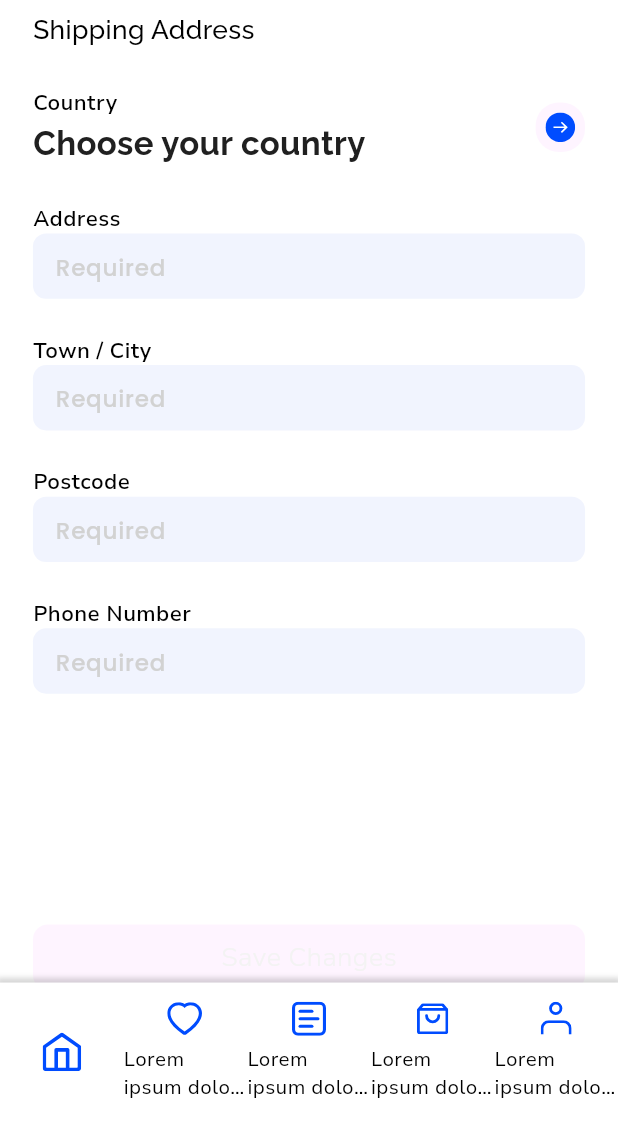
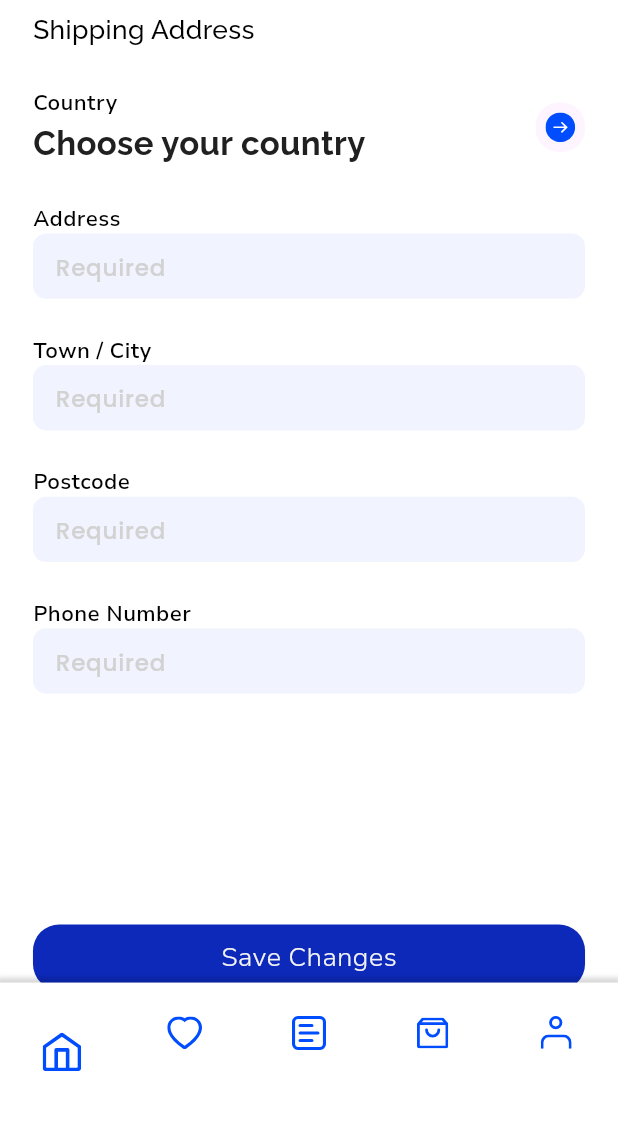
Before and after one commit to hoailuong123/AlamodeApp, a Flutter app: the ShippingAddressScreen screen opened by its route, on a phone screen of 412 x 824 dp, the part 115-1236 px from its top. Run offline on Flutter 3.47's test engine with Material 3 defaults, Android fonts, the phone set to English and light mode, and no system bars; our stand-ins replace cached_network_image, connectivity_plus, flutter_rating_bar, flutter_svg, pin_code_fields; missing offline and left inert: country_pickers.

Commit message:
fix and update custom

```diff
--- a/lib/presentation/shipping_address_screen/shipping_address_screen.dart
+++ b/lib/presentation/shipping_address_screen/shipping_address_screen.dart
@@ -55,8 +55,8 @@ class ShippingAddressScreen extends StatelessWidget {
                   SizedBox(height: 140.h),
                   CustomElevatedButton(
                     height: 40.h,
-                    width: double.maxFinite,
                     text: "Save Changes",
+                    buttonStyle: CustomButtonStyles.fillPrimary,
                     onPressed: () {
                       // todo: implement save functionality
                     },
--- a/lib/theme/custom_text_style.dart
+++ b/lib/theme/custom_text_style.dart
@@ -22,8 +22,7 @@ extension on TextStyle {
 }
 
 class CustomTextStyles {
-  static TextStyle get titleLarge20 =>
-      theme.textTheme.titleLarge!.copyWith(
+  static TextStyle get titleLarge20 => theme.textTheme.titleLarge!.copyWith(
         fontSize: 20.fSize,
       );
   static TextStyle get titleMediumIndigo200 =>
@@ -44,11 +43,24 @@ class CustomTextStyles {
         fontSize: 16.fSize,
         fontWeight: FontWeight.w500,
       );
+  static TextStyle get titleMediumBlack900Medium_2 =>
+      theme.textTheme.titleMedium!.copyWith(
+        color: appTheme.black900,
+        fontWeight: FontWeight.w500,
+      );
+
   static TextStyle get titleMediumGray400 =>
       theme.textTheme.titleMedium!.copyWith(
         color: appTheme.gray400,
         fontSize: 16.fSize,
         fontWeight: FontWeight.w500,
+      );
+
+  static TextStyle get titleMediumNunitoSansBlack900 =>
+      theme.textTheme.titleMedium!.copyWith(
+        color: appTheme.black900,
+        fontSize: 16.fSize,
+        fontWeight: FontWeight.w600,
       );
   static TextStyle get titleSmallMedium => theme.textTheme.titleSmall!.copyWith(
         fontWeight: FontWeight.w500,
@@ -64,6 +76,10 @@ class CustomTextStyles {
           color: appTheme.gray10001,
           fontSize: 22.fSize,
           fontWeight: FontWeight.w300);
+
+  static TextStyle get titleLargeExtraBold => theme.textTheme.titleLarge!
+      .copyWith(fontSize: 20.fSize, fontWeight: FontWeight.w800);
+
   static TextStyle get titleSmall15 => theme.textTheme.titleSmall!.copyWith(
         fontSize: 15.fSize,
       );
@@ -149,6 +165,11 @@ class CustomTextStyles {
         color: appTheme.black900,
       );
 
+  static TextStyle get labelLargeRed300 => theme.textTheme.labelLarge!.copyWith(
+        color: appTheme.red300,
+        fontSize: 20.fSize,
+        fontWeight: FontWeight.w800,
+      );
   static TextStyle get labelLargeBlack900Bold =>
       theme.textTheme.labelLarge!.copyWith(
         color: appTheme.black900,
@@ -169,7 +190,8 @@ class CustomTextStyles {
   static TextStyle get labelLargeBold_1 => theme.textTheme.labelLarge!.copyWith(
         fontWeight: FontWeight.w700,
       );
-  static TextStyle get labelLargeNunitoSansBlack900SemiBold => theme.textTheme.labelLarge!.nunitoSans.copyWith(
+  static TextStyle get labelLargeNunitoSansBlack900SemiBold =>
+      theme.textTheme.labelLarge!.nunitoSans.copyWith(
         color: appTheme.black900,
         fontWeight: FontWeight.w600,
       );
--- a/lib/widgets/custom_bottom_bar.dart
+++ b/lib/widgets/custom_bottom_bar.dart
@@ -1,11 +1,8 @@
-// ignore_for_file: must_be_immutable
 import 'package:flutter/material.dart';
-
 import '../core/app_export.dart';
 
 enum BottomBarEnum { loremipsumdolor3, loremipsumdolorsitametconsectetur }
 
-// ignore_for_file: must_be_immutable
 class CustomBottomBar extends StatefulWidget {
   CustomBottomBar({this.onChanged});
 
@@ -15,7 +12,6 @@ class CustomBottomBar extends StatefulWidget {
   CustomBottomBarState createState() => CustomBottomBarState();
 }
 
-// ignore_for_file: must_be_immutable
 class CustomBottomBarState extends State<CustomBottomBar> {
   int selectedIndex = 0;
 
@@ -23,27 +19,22 @@ class CustomBottomBarState extends State<CustomBottomBar> {
     BottomMenuModel(
         icon: ImageConstant.imgGroup1950,
         activeIcon: ImageConstant.imgGroup1950,
-        title: "Lorem ipsum dolor sit amet consectetur",
         type: BottomBarEnum.loremipsumdolorsitametconsectetur),
     BottomMenuModel(
         icon: ImageConstant.imgFavoritePrimary,
         activeIcon: ImageConstant.imgFavoritePrimary,
-        title: "Lorem ipsum dolor sit amet consectetur",
         type: BottomBarEnum.loremipsumdolor3),
     BottomMenuModel(
         icon: ImageConstant.imgCategories,
         activeIcon: ImageConstant.imgCategories,
-        title: "Lorem ipsum dolor sit amet consectetur",
         type: BottomBarEnum.loremipsumdolor3),
     BottomMenuModel(
         icon: ImageConstant.imgBagPrimary,
         activeIcon: ImageConstant.imgBagPrimary,
-        title: "Lorem ipsum dolor sit amet consectetur",
         type: BottomBarEnum.loremipsumdolor3),
     BottomMenuModel(
         icon: ImageConstant.imgLockPrimary,
         activeIcon: ImageConstant.imgLockPrimary,
-        title: "Lorem ipsum dolor sit amet consectetur",
         type: BottomBarEnum.loremipsumdolorsitametconsectetur),
   ];
 
@@ -58,10 +49,7 @@ class CustomBottomBarState extends State<CustomBottomBar> {
             color: Color(0X29000000),
             spreadRadius: 2.h,
             blurRadius: 2.h,
-            offset: Offset(
-              0,
-              -1,
-            ),
+            offset: Offset(0, -1),
           ),
         ],
       ),
@@ -76,6 +64,7 @@ class CustomBottomBarState extends State<CustomBottomBar> {
         items: List.generate(bottomMenuList.length, (index) {
           return BottomNavigationBarItem(
             icon: Column(
+              mainAxisAlignment: MainAxisAlignment.center,
               crossAxisAlignment: CrossAxisAlignment.center,
               children: [
                 CustomImageView(
@@ -85,12 +74,11 @@ class CustomBottomBarState extends State<CustomBottomBar> {
                   color: Color(0XFF004CFF),
                 ),
                 SizedBox(height: 5.5.h),
-                SizedBox(
-                  width: 116.2.h,
-                  child: Text(
+                Text(
                   bottomMenuList[index].title ?? '',
                   maxLines: 2,
                   overflow: TextOverflow.ellipsis,
+                  textAlign: TextAlign.center,
                   style: TextStyle(
                     color: Color(0XFF000000),
                     fontSize: 12.fSize,
@@ -98,23 +86,27 @@ class CustomBottomBarState extends State<CustomBottomBar> {
                     fontWeight: FontWeight.w400,
                   ),
                 ),
-                ),
               ],
             ),
-            activeIcon: CustomImageView(
+            activeIcon: Column(
+              mainAxisAlignment: MainAxisAlignment.center,
+              children: [
+                CustomImageView(
                   imagePath: bottomMenuList[index].activeIcon,
                   height: 30.h,
                   width: 26.h,
                   color: Color(0XFF000000),
                 ),
+              ],
+            ),
             label: '',
           );
         }),
         onTap: (index) {
+          setState(() {
             selectedIndex = index;
+          });
           widget.onChanged?.call(bottomMenuList[index].type);
-          setState(() {
-          });
         },
       ),
     );
--- a/lib/widgets/custom_phone_number.dart
+++ b/lib/widgets/custom_phone_number.dart
@@ -17,7 +17,6 @@ class CustomPhoneNumber extends StatelessWidget {
     required this.controller,
     required TextInputType keyboardType,
   }) : super(key: key);
-
 
   @override
   Widget build(BuildContext context) {
@@ -125,5 +124,4 @@ void _openCountryPicker(BuildContext context) => showDialog(
           itemBuilder: _buildDialogItem,
         ),
       );
-
 }
```
Lines whose indentation alone changed are shown as unchanged.
